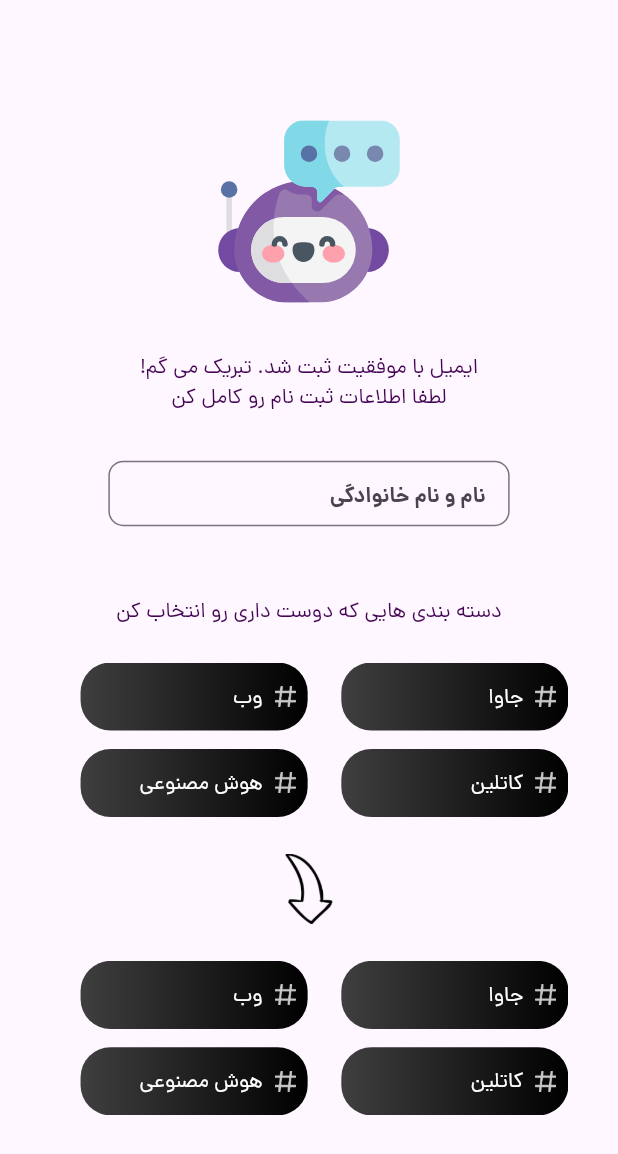
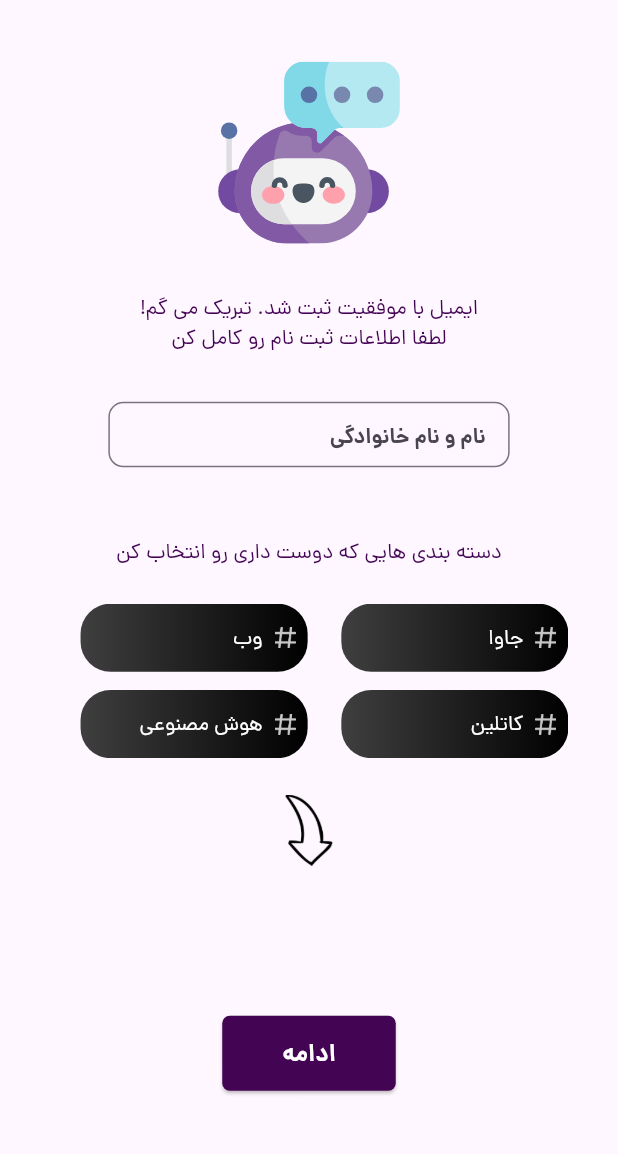
Before and after one commit to hosseinsadooghi/tech-blog, a Flutter app: the MyCategories screen opened directly with empty values, on a phone screen of 412 x 824 dp. Shown: the top 1154 px of the screen. Run offline on Flutter 3.47's test engine with Material 3 defaults, Android fonts, the light colour scheme and no system bars; our stand-ins replace flutter_spinkit, flutter_svg, vector_graphics; network calls fail.

Commit message:
completeting the last page of registering user

```diff
--- a/lib/models/fake-data.dart
+++ b/lib/models/fake-data.dart
@@ -18,6 +18,8 @@ List<HashTagModel> tagList = [
   HashTagModel(title: "iot"),
   HashTagModel(title: "دارت"),
 ];
+
+List<HashTagModel> chosenCategories = [];
 
 List<BlogModel> blogList = [
   BlogModel(
@@ -284,18 +286,14 @@ List<BlogModel> blogList = [
 List<PodCastModel> podCastList = [
   PodCastModel(
       id: 1,
-      bannerUrl: Assets.images.podcastsPicture1.image(
-        fit: BoxFit.cover
-      ),
+      bannerUrl: Assets.images.podcastsPicture1.image(fit: BoxFit.cover),
       imageUrl: "https://digiato.com/wp-content/uploads/2021/02/1-30.jpg",
       name: "نیکان",
       owner: "جواد تاجی",
       views: "256"),
   PodCastModel(
       id: 2,
-      bannerUrl: Assets.images.podcastsPicture2.image(
-        fit: BoxFit.cover
-      ),
+      bannerUrl: Assets.images.podcastsPicture2.image(fit: BoxFit.cover),
       imageUrl:
           "https://digiato.com/wp-content/uploads/2022/02/10897985_639437109516078_4342420382567329691_n-300x300.jpg",
       name: "بوران",
@@ -303,19 +301,17 @@ List<PodCastModel> podCastList = [
       views: "333"),
   PodCastModel(
       id: 3,
-      bannerUrl: Assets.images.podcastsPicture3.image(
-        fit: BoxFit.cover
-      ),
-      imageUrl:  "https://digiato.com/wp-content/uploads/2022/04/elon-musk-4-90x90.jpg",
+      bannerUrl: Assets.images.podcastsPicture3.image(fit: BoxFit.cover),
+      imageUrl:
+          "https://digiato.com/wp-content/uploads/2022/04/elon-musk-4-90x90.jpg",
       name: "گویان",
       owner: "آرش تهرانی",
       views: "798"),
   PodCastModel(
       id: 4,
-      bannerUrl: Assets.images.podcastsPicture4.image(
-        fit: BoxFit.cover
-      ),
-      imageUrl: "https://digiato.com/wp-content/uploads/2022/04/photo_2022-04-29_09-37-59.jpg",
+      bannerUrl: Assets.images.podcastsPicture4.image(fit: BoxFit.cover),
+      imageUrl:
+          "https://digiato.com/wp-content/uploads/2022/04/photo_2022-04-29_09-37-59.jpg",
       name: "شوران",
       owner: "ایلان موسک",
       views: "55"),
--- a/lib/my_colors.dart
+++ b/lib/my_colors.dart
@@ -1,4 +1,5 @@
 import 'package:flutter/cupertino.dart';
+import 'package:flutter/material.dart';
 
 class MyColors {
   static const Color appBarIcons = Color.fromARGB(255, 0, 0, 0);
@@ -26,6 +27,8 @@ class MyColors {
   static const Color divider = Color.fromARGB(255, 112, 112, 112);
   static const Color registerHoverColor = Color.fromARGB(255, 255, 255, 255);
   static const Color hintText = Color.fromARGB(255, 219, 219, 219);
+  static const Color surface = Color.fromARGB(255, 242, 242, 242);
+  static const Color deleteIconColor = Colors.grey;
 }
 
 class GradientColors {
--- a/lib/view/my_categories.dart
+++ b/lib/view/my_categories.dart
@@ -1,11 +1,15 @@
+import 'package:flutter/cupertino.dart';
 import 'package:flutter/material.dart';
+import 'package:flutter/services.dart';
 import 'package:flutter_svg/flutter_svg.dart';
 import 'package:tech_blog/gen/assets.gen.dart';
+import 'package:tech_blog/models/data-models.dart';
 import 'package:tech_blog/models/fake-data.dart';
+import 'package:tech_blog/my_colors.dart';
 import 'package:tech_blog/my_component.dart';
 import 'package:tech_blog/my_strings.dart';
 
-class MyCategories extends StatelessWidget {
+class MyCategories extends StatefulWidget {
   MyCategories({
     required this.size,
     required this.textTheme,
@@ -14,25 +18,45 @@ class MyCategories extends StatelessWidget {
   final Size size;
   final TextTheme textTheme;
 
+  @override
+  State<MyCategories> createState() => _MyCategoriesState(size: size,textTheme: textTheme);
+}
 
+class _MyCategoriesState extends State<MyCategories> {
+  final size;
+  final textTheme;
+
+  _MyCategoriesState({
+    required this.size,
+    required this.textTheme,
+  });
 
   @override
   Widget build(BuildContext context) {
-    var marginFromSide = size.width / 12.46;
+    //for the color of the status bar
+    SystemChrome.setSystemUIOverlayStyle(const SystemUiOverlayStyle(
+        statusBarIconBrightness: Brightness.dark,
+        statusBarColor: MyColors.statusBarColor,
+        systemNavigationBarColor: MyColors.navigationBarColor,
+        systemNavigationBarIconBrightness: Brightness.dark));
+    var marginFromSide = widget.size.width / 12.46;
     return SafeArea(
         child: Scaffold(
-            body: Center(
-      child: SingleChildScrollView(
+            body: SingleChildScrollView(
       child: Column(
         children: [
+          //space from above
+          SizedBox(
+            height: size.height / 20,
+          ),
           //register bot picture
           SvgPicture.asset(
             Assets.images.regBot.path,
-              height: size.height / 6.8,
+            height: widget.size.height / 6.8,
           ),
           //space between picture and complete your info text
           SizedBox(
-              height: size.height / 47.9,
+            height: widget.size.height / 47.9,
           ),
           //complete your info text
           Padding(
@@ -41,103 +65,148 @@ class MyCategories extends StatelessWidget {
                 textAlign: TextAlign.center,
                 text: TextSpan(
                   text: MyStrings.chooseYourCategories,
-                    style: textTheme.bodyMedium,
+                  style: widget.textTheme.bodyMedium,
                 )),
           ),
           //space between complete your info text and input name
           SizedBox(
-              height: size.height / 25.5,
+            height: widget.size.height / 25.5,
           ),
           //input your name and family
           SizedBox(
-              width: size.width / 1.54,
-              height: size.height / 18.88,
+            width: widget.size.width / 1.54,
+            height: widget.size.height / 18.88,
             child: TextField(
               textAlign: TextAlign.center,
               decoration: InputDecoration(
                 alignLabelWithHint: true,
                 labelText: MyStrings.inputYourNameAndLastName,
                 hintText: MyStrings.inputYourNameAndLastName,
-                  hintStyle: textTheme.labelMedium,
+                hintStyle: widget.textTheme.labelMedium,
               ),
             ),
           ),
           //space between input name and select your categories text
           SizedBox(
-              height: size.height / 17.69,
+            height: widget.size.height / 17.69,
           ),
           //select your categories text
           Text(
             MyStrings.selectYourCategories,
             textAlign: TextAlign.center,
-              style: textTheme.bodyMedium,
+            style: widget.textTheme.bodyMedium,
           ),
           //space between select your categories text and categories
           SizedBox(
-              height: size.height / 33.86,
+            height: widget.size.height / 33.86,
           ),
           //categories
           Padding(
-              padding: EdgeInsets.only(
-                left: marginFromSide,
-                right: marginFromSide
-              ),
+            padding:
+                EdgeInsets.only(left: marginFromSide, right: marginFromSide),
             child: SizedBox(
-                height: size.height / 8,
+              height: widget.size.height / 8,
               child: GridView.builder(
                 shrinkWrap: true,
                 itemCount: tagList.length,
                 scrollDirection: Axis.horizontal,
                 gridDelegate: SliverGridDelegateWithFixedCrossAxisCount(
                     crossAxisCount: 2,
-                      crossAxisSpacing: size.height/67.72,
-                      mainAxisSpacing: size.width/18.35,
+                    crossAxisSpacing: widget.size.height / 67.72,
+                    mainAxisSpacing: widget.size.width / 18.35,
                     childAspectRatio: 0.3),
                 itemBuilder: (context, index) {
-                    return MainTags(textTheme: textTheme, index: index);
+                  return InkWell(
+                      onTap: () {
+                        setState(() {
+                          chosenCategories.add(tagList[index]);
+                        });
+                      },
+                      child:
+                          MainTags(textTheme: widget.textTheme, index: index));
                 },
               ),
             ),
           ),
           //space between categories and downpointer
           SizedBox(
-              height: size.height / 33.86,
+            height: widget.size.height / 33.86,
           ),
           //downpoitner
           Image.asset(
             Assets.icons.downPinter.path,
-              width: size.width/8.72,
+            width: widget.size.width / 8.72,
           ),
           //space between downpointer and selecterd categories
           SizedBox(
-              height: size.height / 33.86,
+            height: widget.size.height / 33.86,
           ),
           //selected categories
           Padding(
-              padding: EdgeInsets.only(
-                left: marginFromSide,
-                right: marginFromSide
-              ),
+            padding:
+                EdgeInsets.only(left: marginFromSide, right: marginFromSide),
             child: SizedBox(
-                height: size.height / 8,
+              height: widget.size.height / 16,
               child: GridView.builder(
                 shrinkWrap: true,
-                  itemCount: tagList.length,
+                itemCount: chosenCategories.length,
                 scrollDirection: Axis.horizontal,
                 gridDelegate: SliverGridDelegateWithFixedCrossAxisCount(
-                      crossAxisCount: 2,
-                      crossAxisSpacing: size.height/67.72,
-                      mainAxisSpacing: size.width/18.35,
+                    crossAxisCount: 1,
+                    crossAxisSpacing: widget.size.height / 67.72,
+                    mainAxisSpacing: widget.size.width / 18.35,
                     childAspectRatio: 0.3),
                 itemBuilder: (context, index) {
-                    return MainTags(textTheme: textTheme, index: index);
+                  var textTheme = Theme.of(context).textTheme;
+                  return Container(
+                    height: 60,
+                    decoration: const BoxDecoration(
+                        borderRadius: BorderRadius.all(Radius.circular(20)),
+                        color: MyColors.surface),
+                    child: Padding(
+                      padding: const EdgeInsets.fromLTRB(16, 8, 8, 8),
+                      child: Row(
+                        mainAxisAlignment: MainAxisAlignment.spaceBetween,
+                        children: [
+                          Text(
+                            chosenCategories[index].title,
+                            style: textTheme.bodySmall,
+                          ),
+                          InkWell(
+                            onTap: () {
+                              setState(() {
+                                chosenCategories.removeAt(index);
+                              });
                             },
-                ),
+                            child: Icon(
+                              CupertinoIcons.delete,
+                              size: 20,
+                              color: MyColors.deleteIconColor,
                             ),
                           ),
                         ],
                       ),
                     ),
+                  );
+                },
+              ),
+            ),
+          ),
+          //space between selected categories and continue bottom
+          SizedBox(
+            height: widget.size.height / 33.86,
+          ),
+          ElevatedButton(
+              onPressed: () {},
+              child: Padding(
+                padding: const EdgeInsets.all(16),
+                child: Text(
+                  MyStrings.continueText,
+                  style: textTheme.displayLarge,
+                ),
+              ))
+        ],
+      ),
     )));
   }
 }
```
Lines whose indentation alone changed are shown as unchanged.
